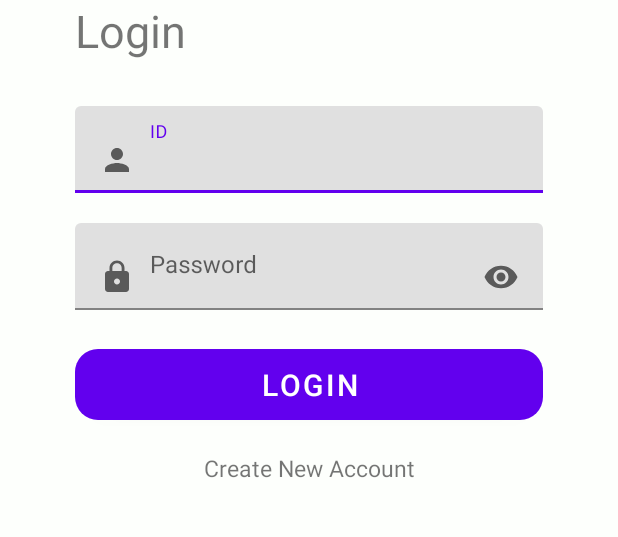
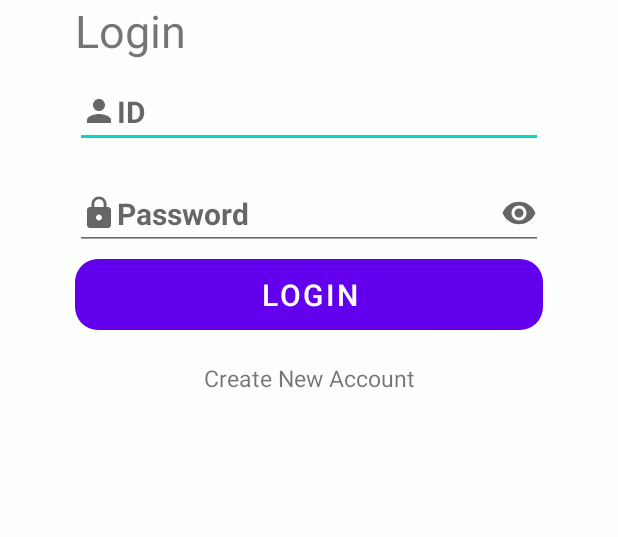
Before and after one commit to MrFunnyide/mtransaksi, an Android app: the screen it shows after launch (login), after a tap on "LOGIN", on a phone screen of 412 x 824 dp, the part 464-1001 px from its top. Run offline under Robolectric (Android 15) with nearby library versions, the phone set to English and light mode, and no system bars; 1 statement that could not run was skipped.

Commit message:
update layout

```diff
--- a/app/src/main/java/com/example/m_transaksi/login.java
+++ b/app/src/main/java/com/example/m_transaksi/login.java
@@ -6,13 +6,13 @@ import android.content.Intent;
 import android.os.Bundle;
 import android.view.View;
 import android.widget.Button;
+import android.widget.EditText;
 import android.widget.TextView;
 import android.widget.Toast;
 
 import com.example.m_transaksi.api.ApiClient;
 import com.example.m_transaksi.api.ApiInterface;
 import com.example.m_transaksi.model.login.Login;
-import com.google.android.material.textfield.TextInputLayout;
 
 import retrofit2.Call;
 import retrofit2.Callback;
@@ -20,7 +20,7 @@ import retrofit2.Response;
 
 public class login extends AppCompatActivity implements View.OnClickListener {
 
-    TextInputLayout etIdLogin, etPassLogin;
+    EditText etIdLogin, etPassLogin;
     Button btnLogin;
     TextView tvCreateAccount;
     ApiInterface apiInterface;
@@ -48,8 +48,8 @@ public class login extends AppCompatActivity implements View.OnClickListener {
     public void onClick(View v) {
         switch (v.getId()) {
             case R.id.btnLogin:
-                idLog = etIdLogin.getEditText().toString();
-                Password = etPassLogin.getEditText().toString();
+                idLog = etIdLogin.getText().toString();
+                Password = etPassLogin.getText().toString();
                 login(idLog, Password);
                 break;
             case R.id.tvCreateAccount:
--- a/app/src/main/res/layout/activity_login.xml
+++ b/app/src/main/res/layout/activity_login.xml
@@ -20,35 +20,29 @@
         android:layout_width="wrap_content"
         android:layout_height="wrap_content"/>
 
-    <com.google.android.material.textfield.TextInputLayout
+    <EditText
+        android:inputType="text"
+        android:autofillHints="@string/username"
+        android:drawableStart="@drawable/ic_username"
         android:id="@+id/etIDLogin"
-        android:layout_marginTop="30dp"
+        android:hint="ID"
+        android:textSize="20dp"
+        android:textStyle="bold"
+        android:layout_marginTop="10dp"
         android:layout_width="match_parent"
-        android:layout_height="wrap_content">
+        android:layout_height="wrap_content"/>
 
-        <com.google.android.material.textfield.TextInputEditText
-            android:layout_width="match_parent"
-            android:layout_height="match_parent"
-            android:inputType="textPersonName"
-            android:drawableStart="@drawable/ic_username"
-            android:drawablePadding="10dp"
-            android:hint="ID" />
-    </com.google.android.material.textfield.TextInputLayout>
-    <com.google.android.material.textfield.TextInputLayout
+    <EditText
+        android:drawableStart="@drawable/ic_password"
+        android:drawableEnd="@drawable/ic_show"
         android:id="@+id/etPasswordLogin"
+        android:hint="@string/password"
+        android:inputType="textPassword"
         android:layout_marginTop="20dp"
-        android:layout_marginBottom="20dp"
+        android:textStyle="bold"
+        android:textSize="20sp"
         android:layout_width="match_parent"
-        android:layout_height="wrap_content">
-        <com.google.android.material.textfield.TextInputEditText
-            android:inputType="textPassword"
-            android:layout_width="match_parent"
-            android:layout_height="wrap_content"
-            android:drawableStart="@drawable/ic_password"
-            android:drawableEnd="@drawable/ic_show"
-            android:drawablePadding="10dp"
-            android:hint="Password"/>
-    </com.google.android.material.textfield.TextInputLayout>
+        android:layout_height="wrap_content"/>
 
     <Button
         android:id="@+id/btnLogin"
```
